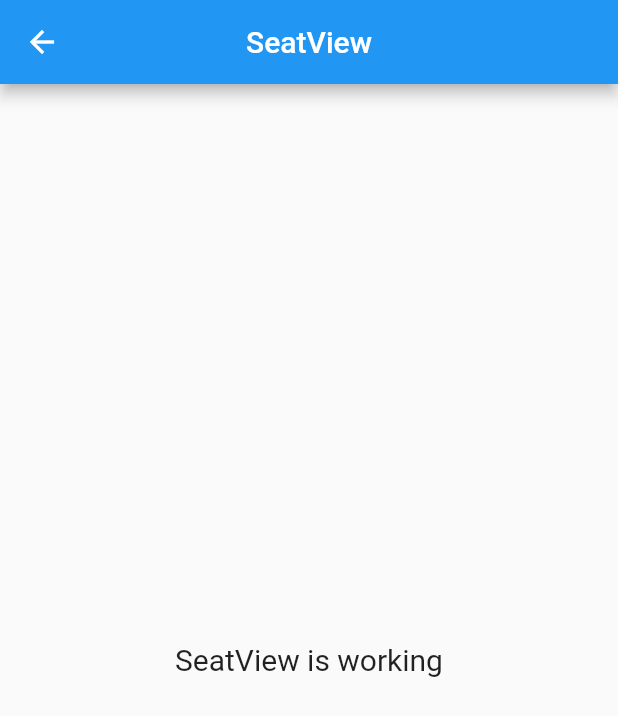
After one commit to devnizamuddin/rest_api_call_demo_flutter, a Flutter app: the SeatView screen opened by its route, on a phone screen of 412 x 824 dp. The commit adds this screen. Shown: the top 716 px of the screen. Run offline on Flutter 3.47's test engine with Material 2 defaults, Android fonts, the phone set to English and light mode, and no system bars; our stand-ins replace get.

Commit message:
seat page created

```diff
--- /dev/null
+++ b/lib/app/modules/seat/views/seat_view.dart
@@ -0,0 +1,24 @@
+import 'package:flutter/material.dart';
+
+import 'package:get/get.dart';
+
+import '../controllers/seat_controller.dart';
+
+class SeatView extends GetView<SeatController> {
+  const SeatView({Key? key}) : super(key: key);
+  @override
+  Widget build(BuildContext context) {
+    return Scaffold(
+      appBar: AppBar(
+        title: const Text('SeatView'),
+        centerTitle: true,
+      ),
+      body: Center(
+        child: Text(
+          'SeatView is working',
+          style: TextStyle(fontSize: 20),
+        ),
+      ),
+    );
+  }
+}
--- a/lib/app/routes/app_pages.dart
+++ b/lib/app/routes/app_pages.dart
@@ -2,6 +2,8 @@ import 'package:get/get.dart';
 
 import '../modules/home/bindings/home_binding.dart';
 import '../modules/home/views/home_view.dart';
+import '../modules/seat/bindings/seat_binding.dart';
+import '../modules/seat/views/seat_view.dart';
 import '../modules/user/bindings/user_binding.dart';
 import '../modules/user/views/user_view.dart';
 
@@ -23,5 +25,10 @@ class AppPages {
       page: () => const UserView(),
       binding: UserBinding(),
     ),
+    GetPage(
+      name: _Paths.SEAT,
+      page: () => const SeatView(),
+      binding: SeatBinding(),
+    ),
   ];
 }
--- a/lib/app/routes/app_routes.dart
+++ b/lib/app/routes/app_routes.dart
@@ -5,10 +5,12 @@ abstract class Routes {
   Routes._();
   static const HOME = _Paths.HOME;
   static const USER = _Paths.USER;
+  static const SEAT = _Paths.SEAT;
 }
 
 abstract class _Paths {
   _Paths._();
   static const HOME = '/home';
   static const USER = '/user';
+  static const SEAT = '/seat';
 }
```
Also changed, not shown: lib/app/modules/seat/bindings/seat_binding.dart (added, +12 -0 lines).
